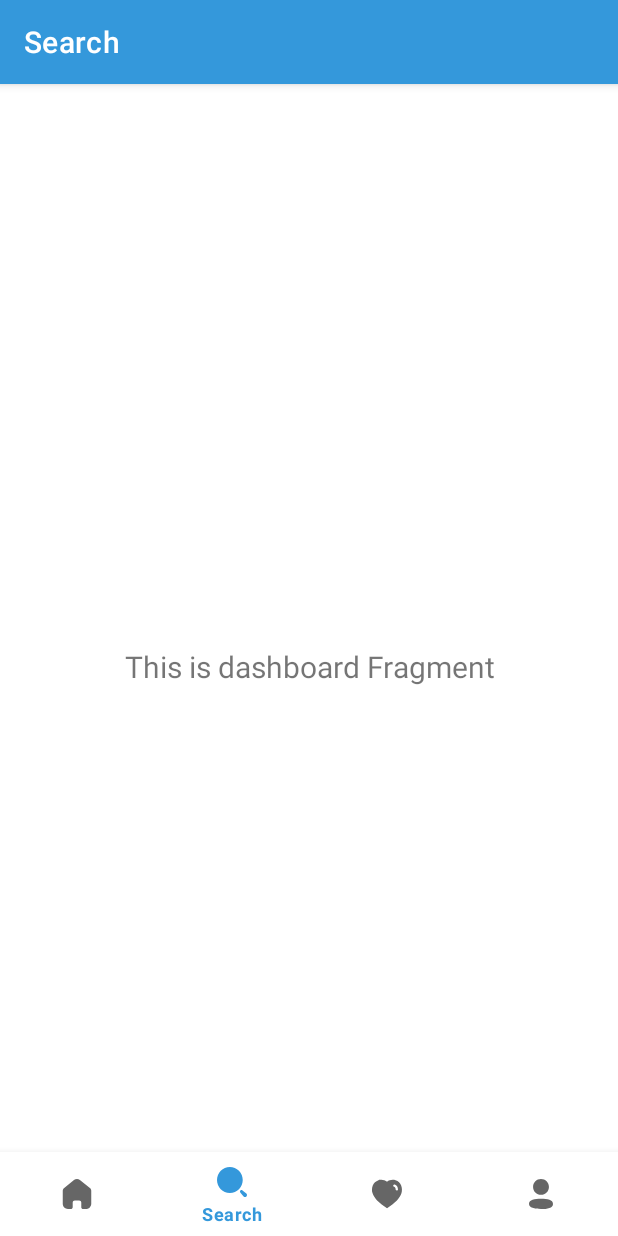
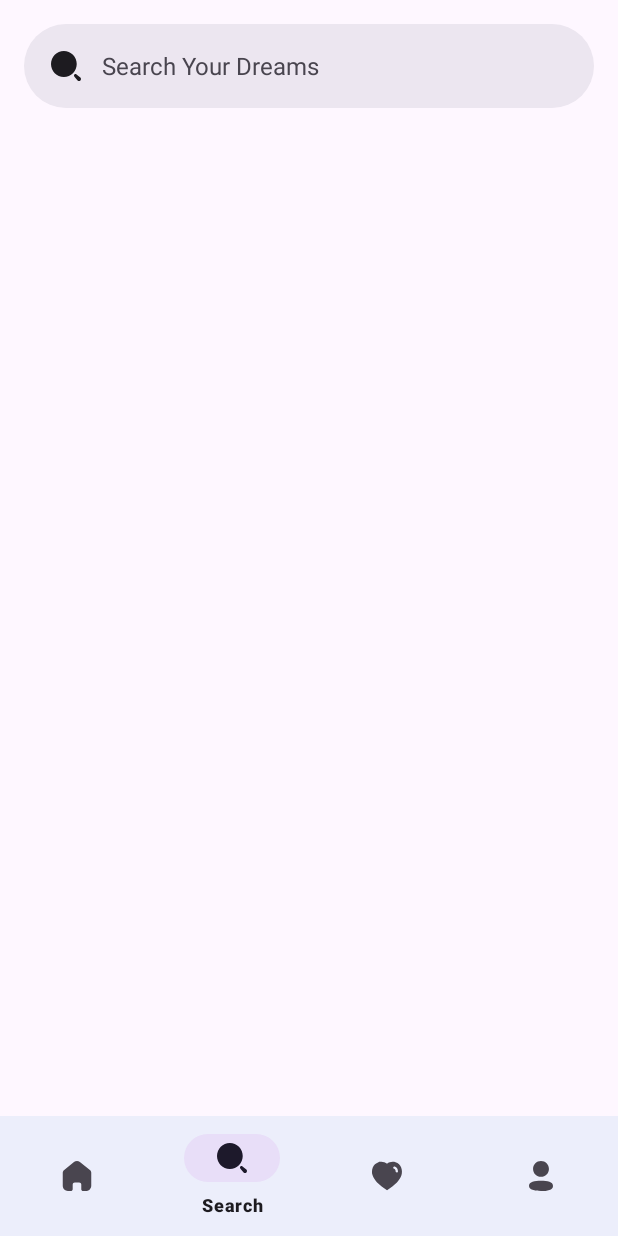
Before and after one commit to Bangkit-Bersama/crowdwisebali, an Android app: the SearchFragment screen opened through its navigation route, on a phone screen of 412 x 824 dp. Run offline under Robolectric (Android 15) with nearby library versions, the phone set to English and light mode, and no system bars; our stand-ins replace Firebase (no records; nobody signed in at launch, a user with empty details on screens opened directly), navigation-ui; pictures from the network do not load.

Commit message:
Menyimpan perubahan lokal

```diff
--- a/app/src/main/java/com/bangkit/crowdwisebali/MainActivity.kt
+++ b/app/src/main/java/com/bangkit/crowdwisebali/MainActivity.kt
@@ -55,6 +55,7 @@ class MainActivity : AppCompatActivity() {
         )
         setupActionBarWithNavController(navController, appBarConfiguration)
         navView.setupWithNavController(navController)
+        supportActionBar?.hide()
 
         val pref = SettingPreferences.getInstance(dataStore)
         profileViewModel = ViewModelProvider(this, ProfileFactory(pref))[ProfileViewModel::class.java]
--- a/app/src/main/java/com/bangkit/crowdwisebali/data/local/FavoriteDatabase.kt
+++ b/app/src/main/java/com/bangkit/crowdwisebali/data/local/FavoriteDatabase.kt
@@ -16,7 +16,7 @@ abstract class FavoriteDatabase : RoomDatabase(){
         @Volatile
         private var INSTANCE: FavoriteDatabase? = null
 
-        fun getDatabase(context: Context): FavoriteDatabase{
+        fun getDatabase(context: Context): FavoriteDatabase {
             return INSTANCE ?: synchronized(this){
                 val instance = Room.databaseBuilder(
                     context.applicationContext,
--- a/app/src/main/java/com/bangkit/crowdwisebali/data/local/FavoriteRepository.kt
+++ b/app/src/main/java/com/bangkit/crowdwisebali/data/local/FavoriteRepository.kt
@@ -1,3 +1,4 @@
+
 package com.bangkit.crowdwisebali.data.local
 
 import android.annotation.SuppressLint
@@ -36,7 +37,7 @@ class FavoriteRepository(context: Context) {
         @Volatile
         private var instance: FavoriteRepository? = null
 
-       fun getInstance(context: Context): FavoriteRepository =
+        fun getInstance(context: Context): FavoriteRepository =
             instance ?: synchronized(this) {
                 instance ?: FavoriteRepository(context)
             }.also { instance = it }
--- a/app/src/main/java/com/bangkit/crowdwisebali/ui/favorite/FavoriteAdapter.kt
+++ b/app/src/main/java/com/bangkit/crowdwisebali/ui/favorite/FavoriteAdapter.kt
@@ -5,7 +5,6 @@ import android.util.Log
 import android.view.LayoutInflater
 import android.view.ViewGroup
 import androidx.recyclerview.widget.RecyclerView
-import com.bangkit.crowdwisebali.BuildConfig
 import com.bangkit.crowdwisebali.BuildConfig.apiKey
 import com.bangkit.crowdwisebali.R
 import com.bangkit.crowdwisebali.data.local.FavoriteEntity
--- a/app/src/main/java/com/bangkit/crowdwisebali/ui/home/HomeFragment.kt
+++ b/app/src/main/java/com/bangkit/crowdwisebali/ui/home/HomeFragment.kt
@@ -156,10 +156,8 @@ class HomeFragment : Fragment() {
         }
 
     private fun checkPermission(permission: String): Boolean {
-        return ContextCompat.checkSelfPermission(
-            requireContext(),
-            permission
-        ) == PackageManager.PERMISSION_GRANTED
+        val safeContext = context ?: return false
+        return ContextCompat.checkSelfPermission(safeContext, permission) == PackageManager.PERMISSION_GRANTED
     }
 
     private fun getMyLastLocation() {
@@ -174,7 +172,9 @@ class HomeFragment : Fragment() {
                     val longitude: Double = location.longitude
                     Log.d("HomeFragment", "Location obtained: Latitude=$latitude, Longitude=$longitude")
 
-                    val geocoder = Geocoder(requireContext(), Locale.getDefault())
+                    // Pastikan context aman digunakan
+                    val safeContext = context ?: return@addOnSuccessListener
+                    val geocoder = Geocoder(safeContext, Locale.getDefault())
                     try {
                         @Suppress("DEPRECATION") val addresses = geocoder.getFromLocation(latitude, longitude, 1)
                         if (!addresses.isNullOrEmpty()) {
@@ -188,9 +188,10 @@ class HomeFragment : Fragment() {
                         }
                     } catch (e: IOException) {
                         Log.e("HomeFragment", "Geocoder failed", e)
-                        Toast.makeText(requireContext(), "Gagal mendapatkan alamat", Toast.LENGTH_SHORT).show()
+                        Toast.makeText(safeContext, "Gagal mendapatkan alamat", Toast.LENGTH_SHORT).show()
                     }
 
+                    // Proses pengambilan token
                     val mUser = FirebaseAuth.getInstance().currentUser
                     mUser?.getIdToken(true)?.addOnCompleteListener { tokenTask ->
                         if (tokenTask.isSuccessful) {
@@ -212,7 +213,7 @@ class HomeFragment : Fragment() {
                     } ?: Log.e("HomeFragment", "User is null, cannot retrieve token")
                 } else {
                     Log.d("HomeFragment", "Location is null")
-                    Toast.makeText(requireContext(), "Location not found", Toast.LENGTH_SHORT).show()
+                    Toast.makeText(context, "Location not found", Toast.LENGTH_SHORT).show()
                 }
             }.addOnFailureListener { e ->
                 Log.e("HomeFragment", "Failed to get last location", e)
--- a/app/src/main/java/com/bangkit/crowdwisebali/ui/search/SearchFragment.kt
+++ b/app/src/main/java/com/bangkit/crowdwisebali/ui/search/SearchFragment.kt
@@ -12,9 +12,6 @@ import com.bangkit.crowdwisebali.databinding.FragmentSearchBinding
 class SearchFragment : Fragment() {
 
     private var _binding: FragmentSearchBinding? = null
-
-    // This property is only valid between onCreateView and
-    // onDestroyView.
     private val binding get() = _binding!!
 
     override fun onCreateView(
@@ -22,17 +19,19 @@ class SearchFragment : Fragment() {
         container: ViewGroup?,
         savedInstanceState: Bundle?
     ): View {
-        val searchViewModel =
-            ViewModelProvider(this).get(SearchViewModel::class.java)
+        _binding = FragmentSearchBinding.inflate(inflater, container, false)
+        return binding.root
 
-        _binding = FragmentSearchBinding.inflate(inflater, container, false)
-        val root: View = binding.root
-
-        val textView: TextView = binding.textDashboard
-        searchViewModel.text.observe(viewLifecycleOwner) {
-            textView.text = it
-        }
-        return root
+//        with(binding) {
+//            searchView.setupWithSearchBar(searchBar)
+//            searchView
+//                .editText
+//                .setOnEditorActionListener { _, _, _ ->
+//                    searchBar.setText(searchView.text)
+//
+//
+//                }
+//        }
     }
 
     override fun onDestroyView() {
--- a/app/src/main/java/com/bangkit/crowdwisebali/ui/search/SearchViewModel.kt
+++ b/app/src/main/java/com/bangkit/crowdwisebali/ui/search/SearchViewModel.kt
@@ -1,13 +1,8 @@
 package com.bangkit.crowdwisebali.ui.search
 
-import androidx.lifecycle.LiveData
-import androidx.lifecycle.MutableLiveData
 import androidx.lifecycle.ViewModel
+import com.bangkit.crowdwisebali.data.local.FavoriteRepository
 
-class SearchViewModel : ViewModel() {
-
-    private val _text = MutableLiveData<String>().apply {
-        value = "This is dashboard Fragment"
-    }
-    val text: LiveData<String> = _text
+class SearchViewModel(private val favoriteRepository: FavoriteRepository) : ViewModel() {
+//    fun getSearchResult(keyword: String) = favoriteRepository.get
 }
--- a/app/src/main/res/layout/fragment_home.xml
+++ b/app/src/main/res/layout/fragment_home.xml
@@ -4,7 +4,7 @@
     xmlns:tools="http://schemas.android.com/tools"
     android:layout_width="match_parent"
     android:layout_height="match_parent"
-    android:paddingBottom="56dp"
+    android:paddingBottom="72dp"
     tools:context=".ui.home.HomeFragment">
 
     <androidx.constraintlayout.widget.ConstraintLayout
--- a/app/src/main/res/layout/fragment_search.xml
+++ b/app/src/main/res/layout/fragment_search.xml
@@ -1,22 +1,94 @@
 <?xml version="1.0" encoding="utf-8"?>
-<androidx.constraintlayout.widget.ConstraintLayout xmlns:android="http://schemas.android.com/apk/res/android"
+<androidx.coordinatorlayout.widget.CoordinatorLayout xmlns:android="http://schemas.android.com/apk/res/android"
     xmlns:app="http://schemas.android.com/apk/res-auto"
     xmlns:tools="http://schemas.android.com/tools"
     android:layout_width="match_parent"
     android:layout_height="match_parent"
     tools:context=".ui.search.SearchFragment">
 
-    <TextView
-        android:id="@+id/text_dashboard"
+    <com.google.android.material.appbar.AppBarLayout
+        android:id="@+id/app_bar"
         android:layout_width="match_parent"
         android:layout_height="wrap_content"
-        android:layout_marginStart="8dp"
-        android:layout_marginTop="8dp"
-        android:layout_marginEnd="8dp"
-        android:textAlignment="center"
-        android:textSize="20sp"
-        app:layout_constraintBottom_toBottomOf="parent"
+        android:elevation="0dp"
         app:layout_constraintEnd_toEndOf="parent"
+        app:layout_constraintHorizontal_bias="0.5"
         app:layout_constraintStart_toStartOf="parent"
-        app:layout_constraintTop_toTopOf="parent" />
-</androidx.constraintlayout.widget.ConstraintLayout>
+        app:layout_constraintTop_toTopOf="parent">
+
+        <com.google.android.material.search.SearchBar
+            android:id="@+id/search_bar"
+            android:layout_width="match_parent"
+            android:layout_height="wrap_content"
+            android:hint="@string/sub_search"
+            app:navigationIcon="@drawable/search"/>
+    </com.google.android.material.appbar.AppBarLayout>
+
+    <com.google.android.material.search.SearchView
+        android:layout_width="match_parent"
+        android:layout_height="wrap_content"
+        android:id="@+id/searchView"
+        android:hint="@string/sub_search"
+        app:layout_anchor="@id/search_bar"
+        app:layout_constraintStart_toStartOf="parent"
+        app:layout_constraintEnd_toEndOf="parent"
+        app:layout_constraintTop_toTopOf="parent"
+        app:layout_constraintBottom_toBottomOf="parent">
+
+        <androidx.constraintlayout.widget.ConstraintLayout
+            android:layout_width="match_parent"
+            android:layout_height="wrap_content">
+
+            <TextView
+                android:layout_width="match_parent"
+                android:layout_height="wrap_content"
+                android:id="@+id/tv_text_result"
+                android:textSize="16sp"
+                android:layout_marginTop="8dp"
+                android:layout_marginBottom="20dp"
+                android:layout_marginStart="8dp"
+                app:layout_constraintStart_toStartOf="parent"
+                app:layout_constraintTop_toTopOf="parent"
+                />
+
+            <TextView
+                android:layout_width="match_parent"
+                android:layout_height="wrap_content"
+                android:id="@+id/tv_text_empty_result"
+                android:textSize="16sp"
+                android:layout_marginTop="8dp"
+                android:layout_marginBottom="20dp"
+                android:layout_marginStart="8dp"
+                app:layout_constraintStart_toStartOf="parent"
+                app:layout_constraintTop_toTopOf="parent"
+                app:layout_constraintEnd_toEndOf="parent"
+                />
+
+            <androidx.recyclerview.widget.RecyclerView
+                android:layout_width="match_parent"
+                android:layout_height="wrap_content"
+                android:id="@+id/rv_search_result"
+                android:layout_marginStart="8dp"
+                android:layout_marginEnd="8dp"
+                app:layout_constraintStart_toStartOf="parent"
+                app:layout_constraintEnd_toEndOf="parent"
+                app:layout_constraintBottom_toBottomOf="parent"
+                app:layout_constraintTop_toBottomOf="@id/tv_text_result"
+                />
+
+            <ProgressBar
+                android:id="@+id/searchProgressBar"
+                style="?android:attr/progressBarStyle"
+                android:layout_width="wrap_content"
+                android:layout_height="wrap_content"
+                android:visibility="gone"
+                app:layout_constraintBottom_toBottomOf="parent"
+                app:layout_constraintEnd_toEndOf="parent"
+                app:layout_constraintStart_toStartOf="parent"
+                app:layout_constraintTop_toTopOf="parent"
+                tools:visibility="visible" />
+        </androidx.constraintlayout.widget.ConstraintLayout>
+
+    </com.google.android.material.search.SearchView>
+
+</androidx.coordinatorlayout.widget.CoordinatorLayout>
--- a/app/src/main/res/values-night/themes.xml
+++ b/app/src/main/res/values-night/themes.xml
@@ -1,6 +1,6 @@
 <resources xmlns:tools="http://schemas.android.com/tools">
     <!-- Base application theme. -->
-    <style name="Theme.CrowdWiseBali" parent="Theme.MaterialComponents.DayNight.DarkActionBar">
+    <style name="Theme.CrowdWiseBali" parent="Theme.Material3.DayNight">
         <!-- Primary brand color. -->
         <item name="colorPrimary">@color/blue_500</item>
         <item name="colorPrimaryVariant">@color/blue_700</item>
--- a/app/src/main/res/values/strings.xml
+++ b/app/src/main/res/values/strings.xml
@@ -61,7 +61,9 @@
     <string name="invalid_password">Password must be >5 characters</string>
     <string name="login_failed">"Login failed"</string>
     <string name="date_pick">Choose Date</string>
+    <string name="time_pick">Choose Time</string>
     <string name="prediction">Predict the Crowd!</string>
+    <string name="result_prediction">Result Prediction</string>
 
     <!--    Splash-->
     <string name="title_one_splash">Live Crowd Updates</string>
--- a/app/src/main/res/values/themes.xml
+++ b/app/src/main/res/values/themes.xml
@@ -1,6 +1,6 @@
 <resources xmlns:tools="http://schemas.android.com/tools">
     <!-- Base application theme. -->
-    <style name="Theme.CrowdWiseBali" parent="Theme.MaterialComponents.DayNight.DarkActionBar">
+    <style name="Theme.CrowdWiseBali" parent="Theme.Material3.DayNight">
         <!-- Primary brand color. -->
         <item name="colorPrimary">@color/blue_500</item>
         <item name="colorPrimaryVariant">@color/blue_700</item>
@@ -9,6 +9,7 @@
         <item name="colorSecondary">@color/sky_blue</item>
         <item name="colorSecondaryVariant">@color/sky_blue_300</item>
         <item name="colorOnSecondary">@color/black</item>
+
         <!-- Status bar color. -->
         <item name="android:statusBarColor">?attr/colorPrimaryVariant</item>
         <!-- Customize your theme here. -->
```
Also changed, not shown: app/src/main/java/com/bangkit/crowdwisebali/data/remote/retrofit/ApiService.kt (+6 -1 lines), app/src/main/java/com/bangkit/crowdwisebali/ui/search/SearchAdapter.kt (+6 -2 lines), app/src/main/res/layout/activity_detail.xml (+43 -14 lines), app/src/main/res/menu/searchbar_menu.xml (added, +29 -0 lines), 3 other files.
